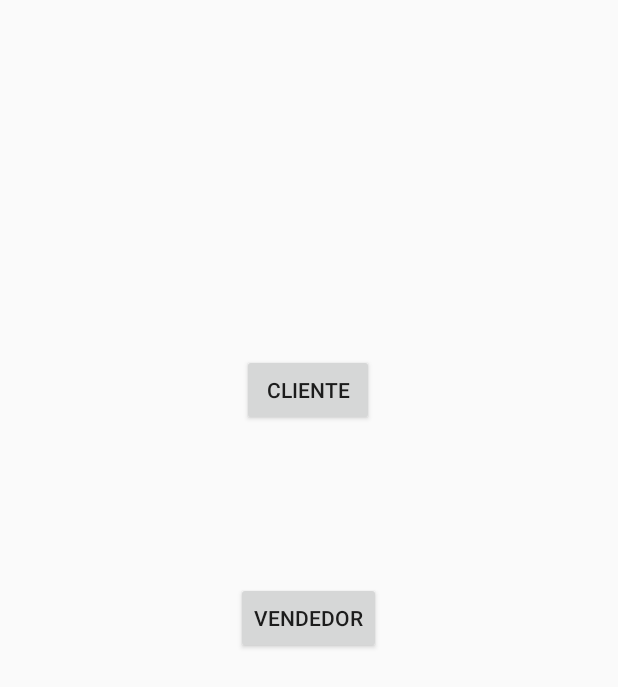
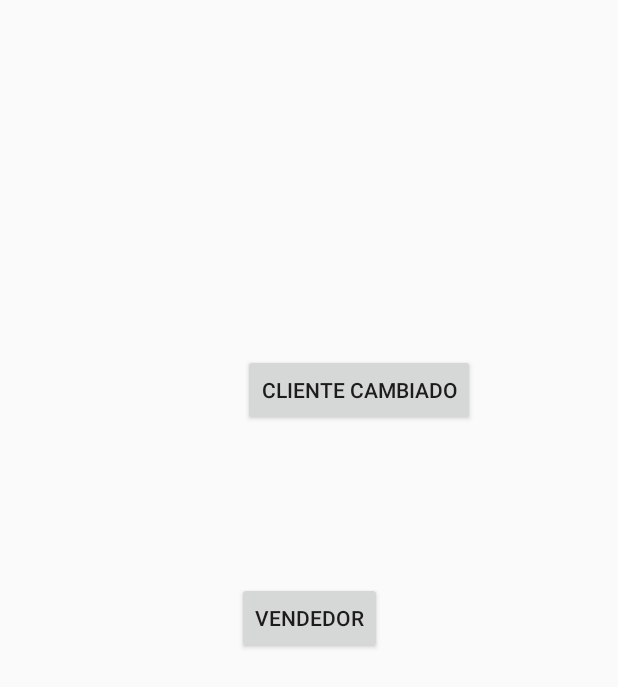
Before and after one commit to BryanMendoza1997/AppGallinas, an Android app: the screen it shows after launch (MainActivity), on a phone screen of 412 x 824 dp. Shown: the top 687 px of the screen. Run offline under Robolectric (Android 15) with nearby library versions, the phone set to English and light mode, and no system bars.

Commit message:
Commit initial

```diff
--- a/app/src/main/res/layout/activity_main.xml
+++ b/app/src/main/res/layout/activity_main.xml
@@ -12,11 +12,10 @@
         android:layout_width="wrap_content"
         android:layout_height="wrap_content"
         android:layout_marginTop="236dp"
+        android:layout_marginEnd="95dp"
         android:onClick="Llamarcliente"
-        android:text="Cliente"
+        android:text="Cliente Cambiado"
         app:layout_constraintEnd_toEndOf="parent"
-        app:layout_constraintHorizontal_bias="0.498"
-        app:layout_constraintStart_toStartOf="parent"
         app:layout_constraintTop_toTopOf="parent" />
 
     <Button
@@ -27,7 +26,7 @@
         android:onClick="Llamarvendedor"
         android:text="Vendedor"
         app:layout_constraintEnd_toEndOf="parent"
-        app:layout_constraintHorizontal_bias="0.498"
         app:layout_constraintStart_toStartOf="parent"
         app:layout_constraintTop_toBottomOf="@+id/button" />
+
 </androidx.constraintlayout.widget.ConstraintLayout>
```
